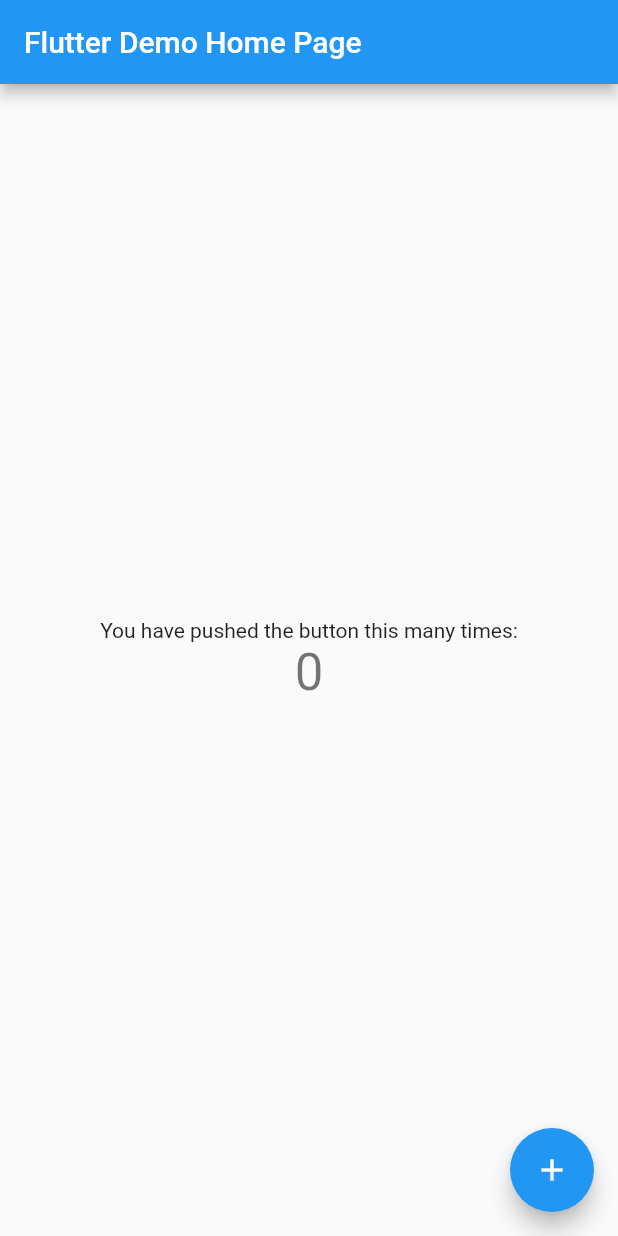
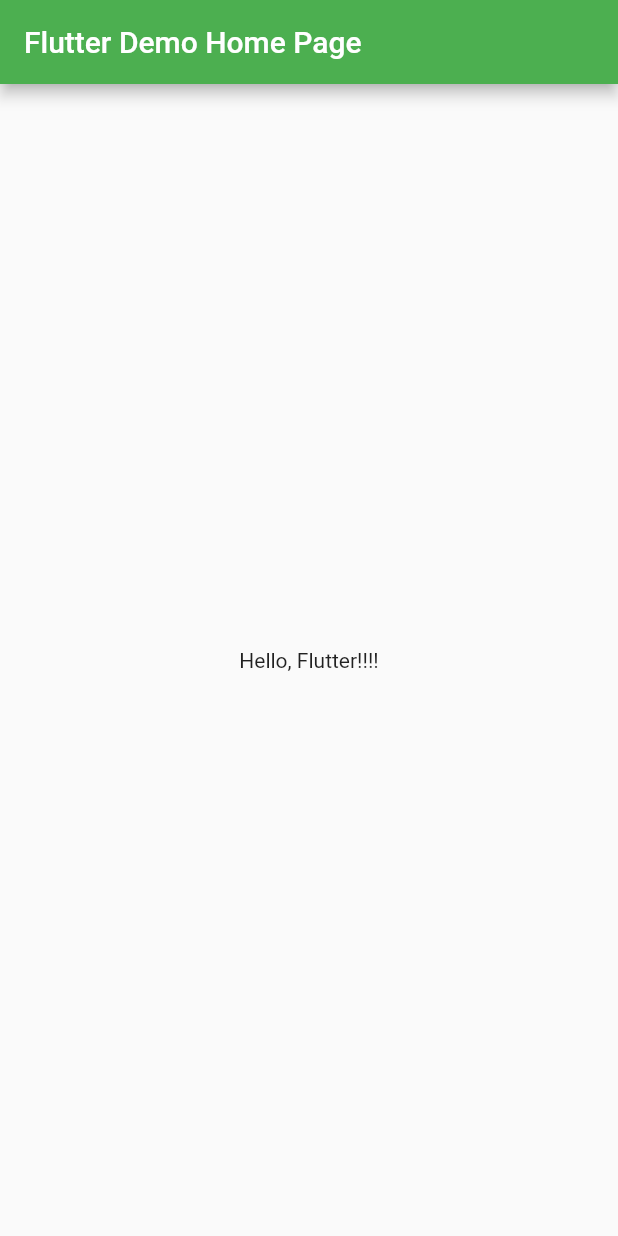
Before and after one commit to ireneeming/flutter_basic_01, a Flutter app: the screen it shows after launch, on a phone screen of 412 x 824 dp. Run offline on Flutter 3.47's test engine with Material 2 defaults, Android fonts, the phone set to English and light mode, and no system bars.

Commit message:
⚡️ : main.dart 파일의 기본적인 이해

```diff
--- a/lib/main.dart
+++ b/lib/main.dart
@@ -1,115 +1,56 @@
-import 'package:flutter/material.dart';
+import 'package:flutter/material.dart'; // Material은 구글이 만든 스타일 도구이며, 외부 패키지 불러올 때 import 해서 갖고온다.
 
 void main() {
+  // main 함수, 플러터 프로젝트 실행할 때, 이 부분부터 실행.
   runApp(const MyApp());
 }
 
 class MyApp extends StatelessWidget {
+  // 위에서 실행 한 MyApp을 정의하는 코드. extend 구문을 통해 상태가 없는 위젯(state less widget)을 상속하여 MyApp 클래스를 하나의 위젯처럼 만듬.
   const MyApp({super.key});
 
   // This widget is the root of your application.
   @override
   Widget build(BuildContext context) {
+    // 모든 위젯은 공통적으로 Widget build(BuldContext context) {} 메서드를 가지고 있음. 부모 위젯인 statelessWidget 혹은 statefulWidget의 메서드 이므로 @override 가 붙음.
+    // BuildContext는 모든 위젯이 가지는 고유의 아이디값이라고 이해하면 됨.
     return MaterialApp(
+      // Widget build() 의 리턴으로 MaterialApp() 위젯이 반환되고 있음. MaterialApp 은 말 그대로 Material 스타일의 App 위젯이며, 앱이라는 가장 큰 위젯이 시작되는 것.
+
       title: 'Flutter Demo',
       theme: ThemeData(
-        // This is the theme of your application.
-        //
-        // Try running your application with "flutter run". You'll see the
-        // application has a blue toolbar. Then, without quitting the app, try
-        // changing the primarySwatch below to Colors.green and then invoke
-        // "hot reload" (press "r" in the console where you ran "flutter run",
-        // or simply save your changes to "hot reload" in a Flutter IDE).
-        // Notice that the counter didn't reset back to zero; the application
-        // is not restarted.
-        primarySwatch: Colors.blue,
+        // 내 앱의 테마
+        // primarySwatch 의 Colors.blue -> Colors.green 으로 수정 후 저장하면 바로 반영되는데
+        // 이를 Hot-Reload 라고 함. 상단 위에 번개모양
+        // 가끔 저장해도 Hot-Reload 기능이 적용되지 않는 경우에는 다시 빌드해야 함.
+        // 그럴 때는 Hot-Restart 번개모양 오른쪽 버튼 누르면 됨.
+        primarySwatch: Colors.green,
       ),
-      home: const MyHomePage(title: 'Flutter Demo Home Page'),
+      home: const MyHomePage(
+          title:
+              'Flutter Demo Home Page'), // MaterialApp 의 home 프로퍼티. 홈페이지, 즉 첫 화면을 나타내는 위젯이 들어가야 함. home 프로퍼티에 들어간 위젯은 MyHomePage 위젯으로, StatefulWidget임.
     );
   }
 }
 
-class MyHomePage extends StatefulWidget {
+class MyHomePage extends StatelessWidget {
+  final String title; // final은 클래스 내 선언되는 플로퍼티가 생성할 때 처음 설정되고 변경되지 않을 값일 때 사용.
   const MyHomePage({super.key, required this.title});
-
-  // This widget is the home page of your application. It is stateful, meaning
-  // that it has a State object (defined below) that contains fields that affect
-  // how it looks.
-
-  // This class is the configuration for the state. It holds the values (in this
-  // case the title) provided by the parent (in this case the App widget) and
-  // used by the build method of the State. Fields in a Widget subclass are
-  // always marked "final".
-
-  final String title;
-
-  @override
-  State<MyHomePage> createState() => _MyHomePageState();
-}
-
-class _MyHomePageState extends State<MyHomePage> {
-  int _counter = 0;
-
-  void _incrementCounter() {
-    setState(() {
-      // This call to setState tells the Flutter framework that something has
-      // changed in this State, which causes it to rerun the build method below
-      // so that the display can reflect the updated values. If we changed
-      // _counter without calling setState(), then the build method would not be
-      // called again, and so nothing would appear to happen.
-      _counter++;
-    });
-  }
+  // title 이라는 프로퍼티를 함께 선언해주고, 내부에 this.title로 넣어줌. this는 해당 객체 내 값에 접근하기 위한 키워드.
+  // required 는 꼭 선언해줘야 하는 값이라는 뜻. title의 기본값 선언 안해줬지 때믄에 required 가 필요함.
 
   @override
   Widget build(BuildContext context) {
-    // This method is rerun every time setState is called, for instance as done
-    // by the _incrementCounter method above.
-    //
-    // The Flutter framework has been optimized to make rerunning build methods
-    // fast, so that you can just rebuild anything that needs updating rather
-    // than having to individually change instances of widgets.
     return Scaffold(
+      // Scaffold() 위젯. 앱 화면이 기본적으로 갖추고 있는 기능들을 선언해 놓은 위젯.
       appBar: AppBar(
-        // Here we take the value from the MyHomePage object that was created by
-        // the App.build method, and use it to set our appbar title.
-        title: Text(widget.title),
-      ),
-      body: Center(
-        // Center is a layout widget. It takes a single child and positions it
-        // in the middle of the parent.
-        child: Column(
-          // Column is also a layout widget. It takes a list of children and
-          // arranges them vertically. By default, it sizes itself to fit its
-          // children horizontally, and tries to be as tall as its parent.
-          //
-          // Invoke "debug painting" (press "p" in the console, choose the
-          // "Toggle Debug Paint" action from the Flutter Inspector in Android
-          // Studio, or the "Toggle Debug Paint" command in Visual Studio Code)
-          // to see the wireframe for each widget.
-          //
-          // Column has various properties to control how it sizes itself and
-          // how it positions its children. Here we use mainAxisAlignment to
-          // center the children vertically; the main axis here is the vertical
-          // axis because Columns are vertical (the cross axis would be
-          // horizontal).
-          mainAxisAlignment: MainAxisAlignment.center,
-          children: <Widget>[
-            const Text(
-              'You have pushed the button this many times:',
-            ),
-            Text(
-              '$_counter',
-              style: Theme.of(context).textTheme.headlineMedium,
-            ),
-          ],
+        title: Text(
+          title,
         ),
       ),
-      floatingActionButton: FloatingActionButton(
-        onPressed: _incrementCounter,
-        tooltip: 'Increment',
-        child: const Icon(Icons.add),
-      ), // This trailing comma makes auto-formatting nicer for build methods.
+      body: const Center(
+        child: Text('Hello, Flutter!!!!'),
+      ),
     );
   }
 }
```
Also changed, not shown: 1 other file.
